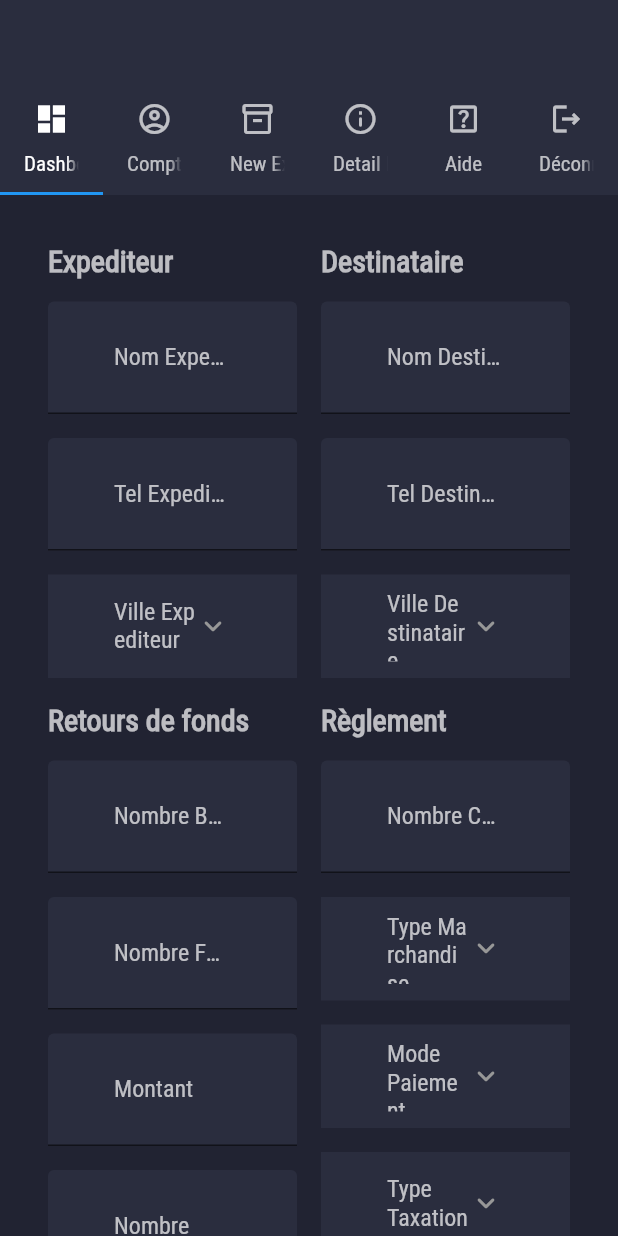
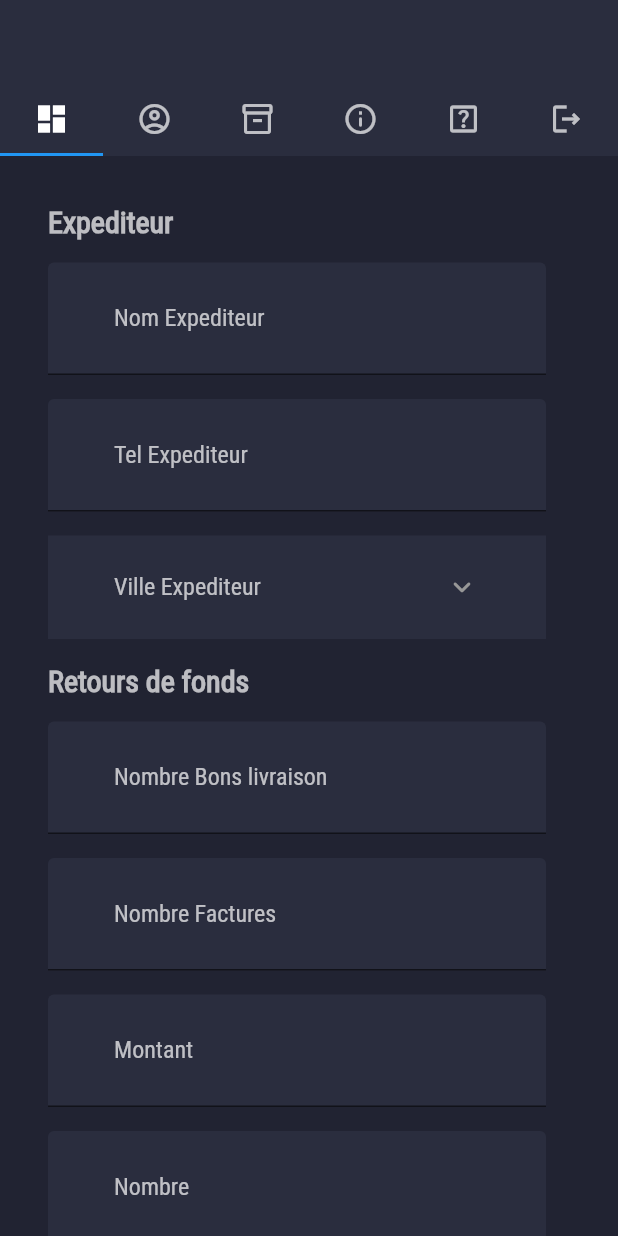
Before and after one commit to manal-elrhezzali/trancentum-web, a Flutter app: the screen it shows after launch, on a phone screen of 412 x 824 dp. Run offline on Flutter 3.47's test engine with Material 2 defaults, Android fonts, the light colour scheme and no system bars; our stand-ins replace fl_chart, flutter_svg.

Commit message:
made newExpeditionscreen responsive + modified tabBar menu for mobile and tablet

```diff
--- a/lib/components/mobile_and_tablet_tab_bar_menu.dart
+++ b/lib/components/mobile_and_tablet_tab_bar_menu.dart
@@ -5,7 +5,8 @@ import '../constants.dart';
 
 class MobileAndTabletTabBarMenu extends StatelessWidget {
   const MobileAndTabletTabBarMenu({
-    Key key, @required this.body,
+    Key key,
+    @required this.body,
   }) : super(key: key);
   final Widget body;
 
@@ -22,7 +23,9 @@ class MobileAndTabletTabBarMenu extends StatelessWidget {
             // isScrollable: true,
             tabs: choices.map<Widget>((SideMenuChoice choice) {
               return Tab(
-                text: choice.title,
+                text: (MediaQuery.of(context).size.width >= 775)
+                    ? choice.title
+                    : null,
                 icon: Icon(choice.icon),
               );
             }).toList(),
--- a/lib/screens/new_expedition/components/body.dart
+++ b/lib/screens/new_expedition/components/body.dart
@@ -121,7 +121,8 @@ class Body extends StatelessWidget {
                   ),
                 ),
                 SizedBox(width: defaultPadding),
-                Expanded(
+                ResponsiveWidget.isDesktop(context)
+                    ? Expanded(
                         child: Column(
                           children: [
                             Container(
@@ -180,8 +181,84 @@ class Body extends StatelessWidget {
                             ),
                           ],
                         ),
+                      )
+                    : SizedBox(
+                        height: 0,
+                        width: 0,
                       ),
               ],
+            ),
+            ResponsiveWidget.isMobileOrTablet(context)
+                ? SizedBox(height: defaultPadding)
+                : SizedBox(
+                    height: 0,
+                    width: 0,
+                  ),
+            ResponsiveWidget.isMobileOrTablet(context)
+                ? Container(
+                    width: double.infinity,
+                    // height: 500,
+                    color: darkBgColor,
+                    child: buildSubForm(
+                      "Destinataire",
+                      [
+                        DefaultTextField(
+                          labelText: "Nom Destinataire",
+                        ),
+                        SizedBox(height: defaultPadding),
+                        DefaultTextField(
+                          labelText: "Tel Destinataire",
+                        ),
+                        SizedBox(height: defaultPadding),
+                        DropDownButton(
+                          hintText: "Ville Destinataire",
+                          dropDownItems:
+                              listItemsVilleDestinataireDropDownButton,
+                        ),
+                      ],
+                    ),
+                  )
+                : SizedBox(
+                    height: 0,
+                    width: 0,
+                  ),
+            ResponsiveWidget.isMobileOrTablet(context)
+                ? SizedBox(height: defaultPadding)
+                : SizedBox(
+                    height: 0,
+                    width: 0,
+                  ),
+            ResponsiveWidget.isMobileOrTablet(context)
+                ? Container(
+                    width: double.infinity,
+                    color: darkBgColor,
+                    child: buildSubForm(
+                      "Règlement",
+                      [
+                        DefaultTextField(
+                          labelText: "Nombre Colis",
+                        ),
+                        SizedBox(height: defaultPadding),
+                        DropDownButton(
+                          hintText: "Type Marchandise",
+                          dropDownItems: listItemsTypeMarchandiseDropDownButton,
+                        ),
+                        SizedBox(height: defaultPadding),
+                        DropDownButton(
+                          hintText: "Mode Paiement",
+                          dropDownItems: listItemsModePaiementDropDownButton,
+                        ),
+                        SizedBox(height: defaultPadding),
+                        DropDownButton(
+                          hintText: "Type Taxation",
+                          dropDownItems: listItemsTypeTaxationDropDownButton,
+                        ),
+                      ],
+                    ),
+                  )
+                : SizedBox(
+                    height: 0,
+                    width: 0,
                   ),
             SizedBox(height: defaultPadding * 2),
             Container(
```
Lines whose indentation alone changed are shown as unchanged.
